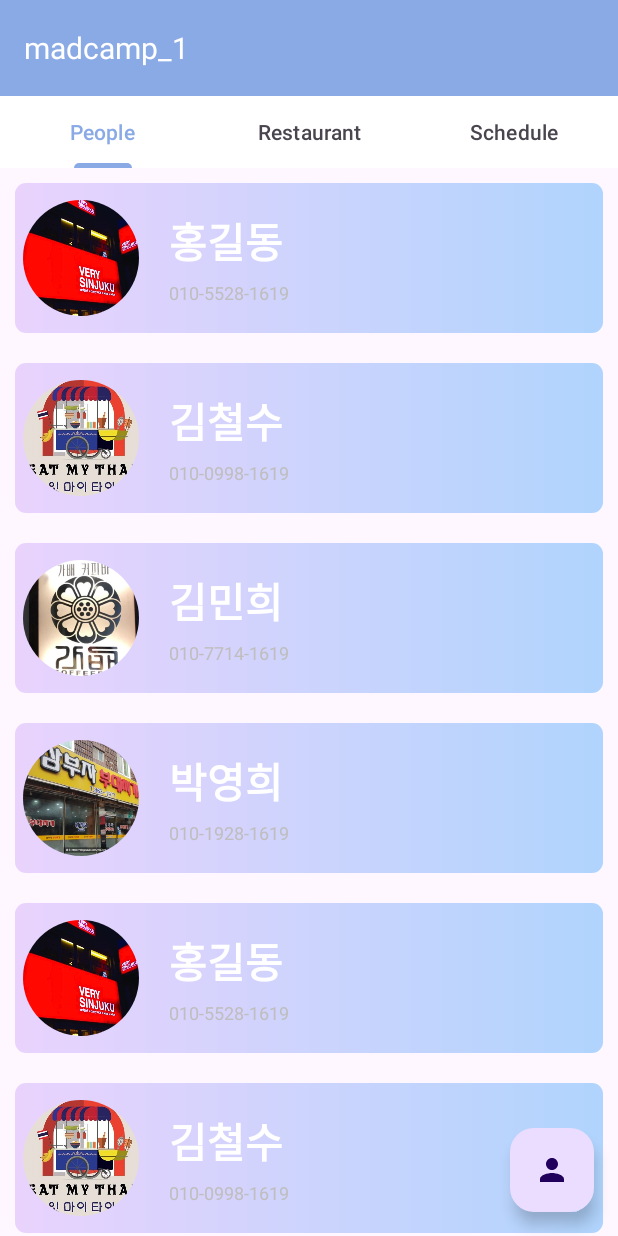
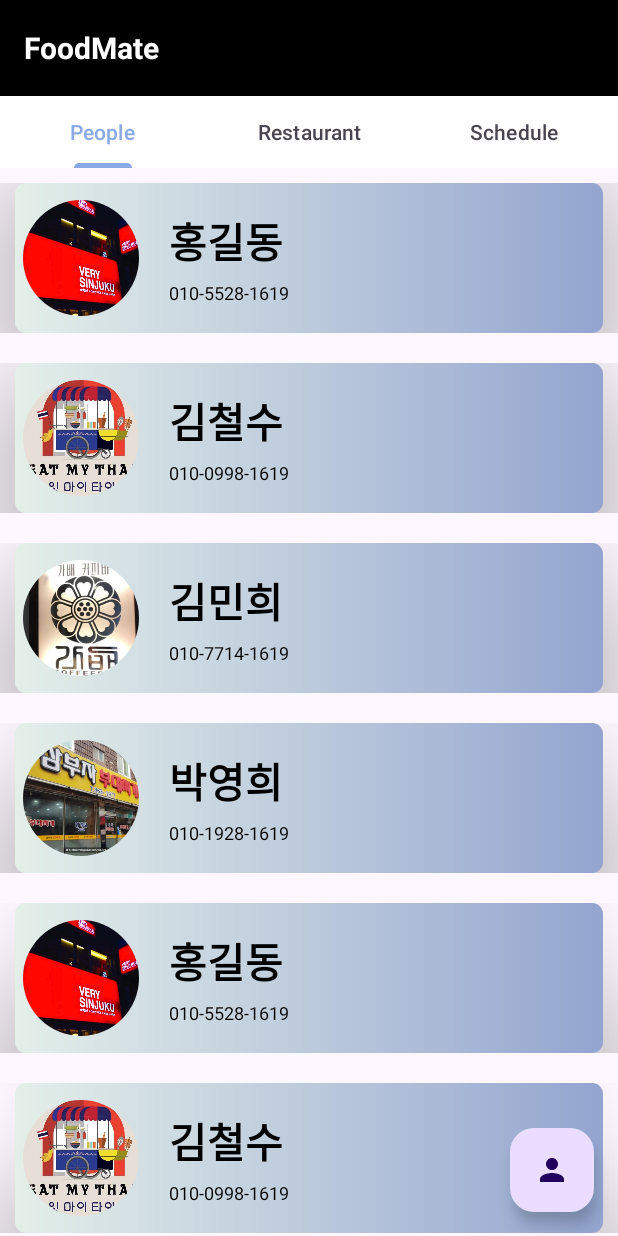
Before and after one commit to justinyoonwk/madcamp_week1, an Android app: the screen it shows after launch (MainActivity), on a phone screen of 412 x 824 dp. Run offline under Robolectric (Android 15) with nearby library versions, the phone set to English and light mode, and no system bars; our stand-ins replace CircleImageView; pictures from the network do not load.

```diff
--- a/app/src/main/java/com/example/madcamp_1/MainActivity.kt
+++ b/app/src/main/java/com/example/madcamp_1/MainActivity.kt
@@ -34,7 +34,6 @@ class MainActivity : BaseActivity() {
                 mViewPager?.currentItem = tab.position
             }
 
-
             override fun onTabUnselected(tab: TabLayout.Tab) {}
 
             override fun onTabReselected(tab: TabLayout.Tab) {}
--- a/app/src/main/java/com/example/madcamp_1/OneFragment.kt
+++ b/app/src/main/java/com/example/madcamp_1/OneFragment.kt
@@ -299,7 +299,7 @@ class OneFragment : Fragment() {
             if (it.moveToFirst()) {
                 val columnIndex = it.getColumnIndexOrThrow(MediaStore.Images.Media.DISPLAY_NAME)
                 val fileName = it.getString(columnIndex)
-                val one = requireContext().getExternalFilesDir(Environment.DIRECTORY_DOWNLOADS)!!.getAbsolutePath();
+                val one = requireContext().getExternalFilesDir(Environment.DIRECTORY_DOWNLOADS)!!.absolutePath
                 val filePath = "/storage/emulated/0/Download/$fileName"
 
                 return filePath
--- a/app/src/main/java/com/example/madcamp_1/PhoneAdapter.kt
+++ b/app/src/main/java/com/example/madcamp_1/PhoneAdapter.kt
@@ -24,7 +24,7 @@ import com.bumptech.glide.Glide
 import java.io.File
 
 
-public class PhoneAdapter(var itemList: ArrayList<Phone>): RecyclerView.Adapter<PhoneAdapter.BoardViewHolder>() {
+class PhoneAdapter(var itemList: ArrayList<Phone>): RecyclerView.Adapter<PhoneAdapter.BoardViewHolder>() {
 
 
     interface onItemClickListener {
@@ -78,7 +78,7 @@ public class PhoneAdapter(var itemList: ArrayList<Phone>): RecyclerView.Adapter<
                 .into(holder.photo)
         } else {
 
-            val resourceName = photo_item!!.substringAfterLast(".")
+            val resourceName = photo_item.substringAfterLast(".")
             val resourceId: Int = holder.itemView.context.resources.getIdentifier(resourceName, "drawable", holder.itemView.context.packageName)
             holder.photo.setImageResource(resourceId)
 
--- a/app/src/main/res/drawable/bg_gradient.xml
+++ b/app/src/main/res/drawable/bg_gradient.xml
@@ -6,7 +6,7 @@
 
     <gradient
         android:angle="180"
-        android:startColor="#B38ec5fc"
-        android:endColor="#B3e0c3fc"
+        android:startColor="#93a5cf"
+        android:endColor="#e4efe9"
         android:type="linear" />
 </shape>
--- a/app/src/main/res/layout/activity_main.xml
+++ b/app/src/main/res/layout/activity_main.xml
@@ -17,7 +17,7 @@
             android:id="@+id/toolbar"
             android:layout_width="match_parent"
             android:layout_height="wrap_content"
-            android:background="#8AAAE5"
+            android:background="@color/black"
             app:layout_scrollFlags="scroll|enterAlways">
 
             <TextView
@@ -25,8 +25,10 @@
                 android:textSize="20sp"
                 android:layout_width="wrap_content"
                 android:layout_height="wrap_content"
-                android:text="@string/app_name"
-                android:textColor="#fff" />
+                android:text="FoodMate"
+                android:textColor="#fff"
+                android:textStyle="bold"
+                android:gravity="center_horizontal"/>
 
         </androidx.appcompat.widget.Toolbar>
 
--- a/app/src/main/res/layout/item_recyclerview.xml
+++ b/app/src/main/res/layout/item_recyclerview.xml
@@ -39,7 +39,7 @@
                 android:layout_marginTop="18dp"
                 android:layout_marginBottom="5dp"
                 android:text="name"
-                android:textColor="@color/white"
+                android:textColor="@color/black"
                 android:textSize="27sp"
                 android:textStyle="bold"
 
@@ -51,7 +51,7 @@
                 android:layout_height="wrap_content"
                 android:layout_marginLeft="20dp"
                 android:text="phone"
-                android:textColor="#BFBDBD"
+                android:textColor="@color/black"
                 android:textSize="12sp"
 
                 />
--- a/app/src/main/res/values/dimens.xml
+++ b/app/src/main/res/values/dimens.xml
@@ -1,6 +1,8 @@
 <?xml version="1.0" encoding="utf-8"?>
 <resources>
-    <dimen name="grid_spacing">8dp</dimen>
+    <dimen name="grid_spacing">4dp</dimen>
     <dimen name="top_spacing">16dp</dimen>
     <dimen name="image_width">180dp</dimen>
+    <dimen name="button_margin_left">32dp</dimen>
+    <dimen name="button_margin_top">32dp</dimen>
 </resources>
```
Also changed, not shown: app/src/main/java/com/example/madcamp_1/ThreeFragment.kt (+22 -14 lines), app/src/main/java/com/example/madcamp_1/TwoFragment.kt (+33 -1 lines), app/src/main/res/layout/popup_image.xml (+7 -0 lines), app/src/main/res/drawable/pop15_food.JPG.
